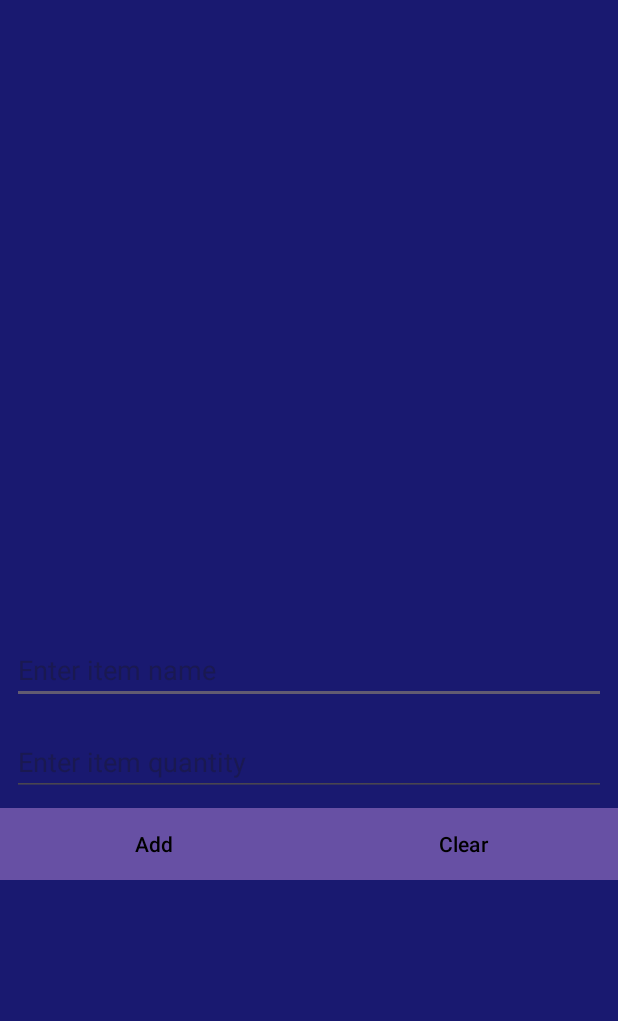
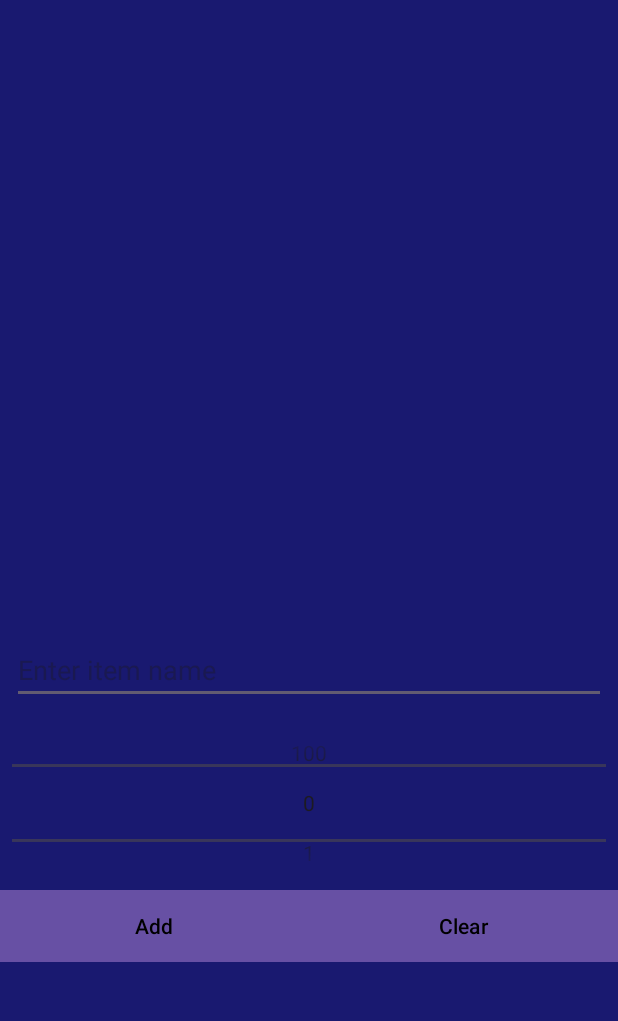
Before and after one commit to ElCe03/ShoppingList, an Android app: the screen it shows after launch (MainActivity), after a tap on "Add", on a phone screen of 412 x 824 dp, the part 89-1110 px from its top. Run offline under Robolectric (Android 15) with nearby library versions, the phone set to English and light mode, and no system bars.

Commit message:
Shopping list v2

```diff
--- a/app/src/main/java/com/uni/esame/MainActivity.kt
+++ b/app/src/main/java/com/uni/esame/MainActivity.kt
@@ -5,6 +5,7 @@ import android.os.Bundle
 import android.widget.Button
 import android.widget.EditText
 import android.widget.ListView
+import android.widget.NumberPicker
 import android.widget.Toast
 import androidx.appcompat.app.AlertDialog
 
@@ -28,37 +29,28 @@ class MainActivity : AppCompatActivity() {
 
         val addButton = findViewById<Button>(R.id.addButton)
         val itemNameEditText = findViewById<EditText>(R.id.itemNameEditText)
-        val itemQuantityEditText = findViewById<EditText>(R.id.itemQuantityEditText)
+        val itemQuantityPicker = findViewById<NumberPicker>(R.id.itemQuantityPicker)
+
+        itemQuantityPicker.minValue = 0
+        itemQuantityPicker.maxValue = 100
 
         addButton.setOnClickListener {
             val itemName = itemNameEditText.text.toString()
-            val itemQuantity = itemQuantityEditText.text.toString().toIntOrNull()
+            val itemQuantity = itemQuantityPicker.value
 
-            if (!itemName.isNullOrEmpty() && itemQuantity != null) {
+            if (!itemName.isNullOrEmpty()) {
                 val newItem = Item(itemName, itemQuantity)
                 list.add(newItem)
                 adapter.notifyDataSetChanged()
 
                 itemNameEditText.text.clear()
-                itemQuantityEditText.text.clear()
 
                 if (list.isEmpty()) {
-                    showWelcomePopup()
+                    Toast.makeText(this, "WELCOME TO YOUR SHOPPING LIST", Toast.LENGTH_SHORT).show()
                 }
             } else {
                 Toast.makeText(this, "Please enter valid item details", Toast.LENGTH_SHORT).show()
             }
         }
     }
-
-    private fun showWelcomePopup() {
-        val builder = AlertDialog.Builder(this)
-        builder.setTitle("Welcome to Your Shopping List")
-        builder.setMessage("Start adding items to your list!")
-        builder.setPositiveButton("OK") { dialog, _ ->
-            dialog.dismiss()
-        }
-        val dialog = builder.create()
-        dialog.show()
-    }
 }
--- a/app/src/main/res/layout/activity_main.xml
+++ b/app/src/main/res/layout/activity_main.xml
@@ -40,15 +40,13 @@
             android:layout_height="wrap_content"
             android:layout_margin="8dp"
             android:hint="Enter item name"
-            android:textColor="#ffffff " />
+            android:textColor="#ffffff" />
 
-        <EditText
-            android:id="@+id/itemQuantityEditText"
+        <NumberPicker
+            android:id="@+id/itemQuantityPicker"
             android:layout_width="match_parent"
-            android:layout_height="wrap_content"
-            android:layout_margin="8dp"
-            android:hint="Enter item quantity"
-            android:textColor="#ffffff " />
+            android:layout_height="100dp"
+            android:layout_margin="8dp" />
 
         <LinearLayout
             android:layout_width="match_parent"
```
